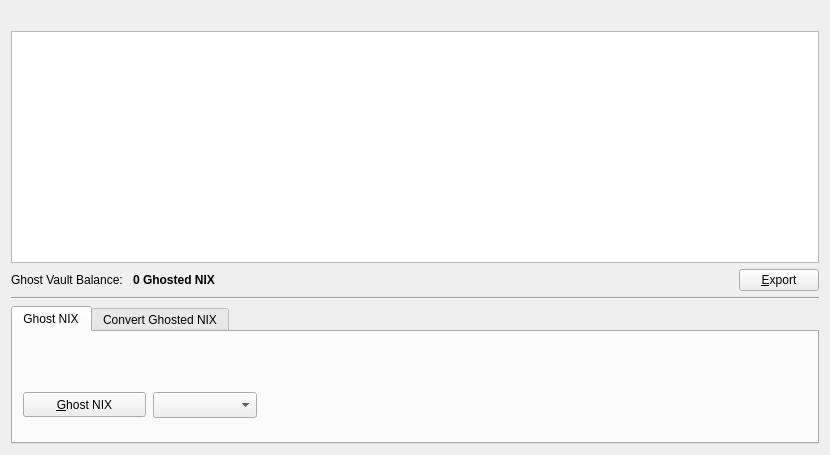
Above: src/qt/forms/ghostvault.ui from koifinance/NixCore before the change. Below: the same form after it.
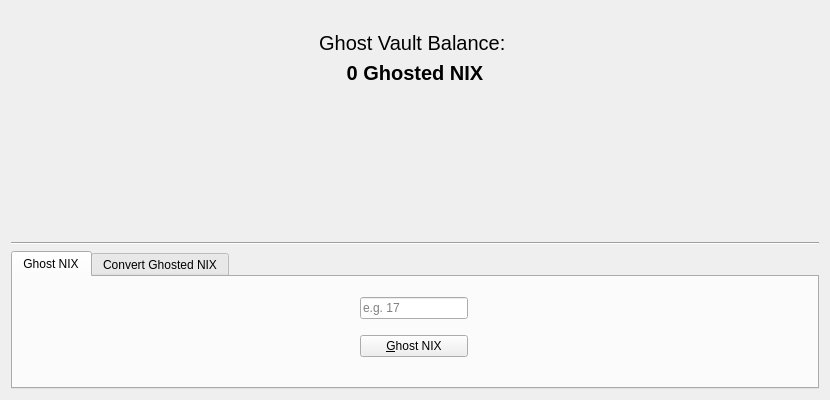
That is the form after the change. The open tabs and pages were chosen to show the change. Icons and pictures are not drawn.

What changed in the file:
```diff
--- a/src/qt/forms/ghostvault.ui
+++ b/src/qt/forms/ghostvault.ui
@@ -7,7 +7,7 @@
     <x>0</x>
     <y>0</y>
     <width>830</width>
-    <height>455</height>
+    <height>400</height>
    </rect>
   </property>
   <layout class="QVBoxLayout" name="verticalLayout">
@@ -21,50 +21,43 @@
      </property>
     </widget>
    </item>
-   <item>
-    <widget class="QTableView" name="tableView">
-     <property name="enabled">
-      <bool>true</bool>
-     </property>
-     <property name="contextMenuPolicy">
-      <enum>Qt::CustomContextMenu</enum>
-     </property>
-     <property name="toolTip">
-      <string>Right-click to edit address or label</string>
-     </property>
-     <property name="tabKeyNavigation">
-      <bool>false</bool>
-     </property>
-     <property name="alternatingRowColors">
-      <bool>true</bool>
-     </property>
-     <property name="selectionMode">
-      <enum>QAbstractItemView::SingleSelection</enum>
-     </property>
-     <property name="selectionBehavior">
-      <enum>QAbstractItemView::SelectRows</enum>
-     </property>
-     <property name="sortingEnabled">
-      <bool>true</bool>
-     </property>
-     <attribute name="verticalHeaderVisible">
-      <bool>false</bool>
-     </attribute>
-    </widget>
-   </item>
    <item>
     <layout class="QHBoxLayout" name="horizontalLayout_3">
      <item>
+      <spacer name="horizontalSpacer_3">
+       <property name="orientation">
+        <enum>Qt::Horizontal</enum>
+       </property>
+       <property name="sizeHint" stdset="0">
+        <size>
+         <width>40</width>
+         <height>20</height>
+        </size>
+       </property>
+      </spacer>
+     </item>
+     <item>
+      <layout class="QVBoxLayout" name="verticalLayout_2">
+       <item>
       <widget class="QLabel" name="label_2">
+         <property name="font">
+          <font>
+           <pointsize>15</pointsize>
+          </font>
+         </property>
        <property name="text">
         <string>Ghost Vault Balance: </string>
        </property>
+         <property name="alignment">
+          <set>Qt::AlignCenter</set>
+         </property>
       </widget>
      </item>
      <item>
       <widget class="QLabel" name="total">
        <property name="font">
         <font>
+           <pointsize>15</pointsize>
          <weight>75</weight>
          <bold>true</bold>
         </font>
@@ -72,10 +65,15 @@
        <property name="text">
         <string>0 Ghosted NIX</string>
        </property>
-      </widget>
-     </item>
+         <property name="alignment">
+          <set>Qt::AlignCenter</set>
+         </property>
+        </widget>
+       </item>
+      </layout>
+     </item>
      <item>
-      <spacer name="horizontalSpacer_3">
+      <spacer name="horizontalSpacer">
        <property name="orientation">
         <enum>Qt::Horizontal</enum>
        </property>
@@ -87,25 +85,21 @@
        </property>
       </spacer>
      </item>
-     <item>
-      <widget class="QPushButton" name="exportButton">
-       <property name="toolTip">
-        <string>Export the data in the current tab to a file</string>
-       </property>
-       <property name="text">
-        <string>&amp;Export</string>
-       </property>
-       <property name="icon">
-        <iconset>
-         <normaloff>../res/icons/export.png</normaloff>../res/icons/export.png</iconset>
-       </property>
-       <property name="autoDefault">
-        <bool>false</bool>
-       </property>
-      </widget>
-     </item>
     </layout>
    </item>
+   <item>
+    <spacer name="verticalSpacer">
+     <property name="orientation">
+      <enum>Qt::Vertical</enum>
+     </property>
+     <property name="sizeHint" stdset="0">
+      <size>
+       <width>20</width>
+       <height>40</height>
+      </size>
+     </property>
+    </spacer>
+   </item>
    <item>
     <widget class="Line" name="line_2">
      <property name="orientation">
@@ -142,15 +136,49 @@
         <attribute name="title">
          <string>Ghost NIX</string>
         </attribute>
+        <widget class="QWidget" name="horizontalLayoutWidget">
+         <property name="geometry">
+          <rect>
+           <x>0</x>
+           <y>10</y>
+           <width>801</width>
+           <height>80</height>
+          </rect>
+         </property>
+         <layout class="QHBoxLayout" name="horizontalLayout_2">
+          <item>
+           <spacer name="horizontalSpacer_4">
+            <property name="orientation">
+             <enum>Qt::Horizontal</enum>
+            </property>
+            <property name="sizeHint" stdset="0">
+             <size>
+              <width>40</width>
+              <height>20</height>
+             </size>
+            </property>
+           </spacer>
+          </item>
+          <item>
+           <layout class="QVBoxLayout" name="verticalLayout_3">
+            <property name="leftMargin">
+             <number>0</number>
+            </property>
+            <item>
+             <widget class="QLineEdit" name="ghostAmount">
+              <property name="sizePolicy">
+               <sizepolicy hsizetype="Fixed" vsizetype="Fixed">
+                <horstretch>0</horstretch>
+                <verstretch>0</verstretch>
+               </sizepolicy>
+              </property>
+              <property name="placeholderText">
+               <string>e.g. 17</string>
+              </property>
+             </widget>
+            </item>
+            <item>
         <widget class="QPushButton" name="ghostNIXButton">
-         <property name="geometry">
-          <rect>
-           <x>10</x>
-           <y>60</y>
-           <width>123</width>
-           <height>25</height>
-          </rect>
-         </property>
          <property name="toolTip">
           <string>Ghost NIX</string>
          </property>
@@ -165,15 +193,23 @@
           <bool>false</bool>
          </property>
         </widget>
-        <widget class="QComboBox" name="ghostAmount">
-         <property name="geometry">
-          <rect>
-           <x>140</x>
-           <y>60</y>
-           <width>104</width>
-           <height>26</height>
-          </rect>
-         </property>
+            </item>
+           </layout>
+          </item>
+          <item>
+           <spacer name="horizontalSpacer_2">
+            <property name="orientation">
+             <enum>Qt::Horizontal</enum>
+            </property>
+            <property name="sizeHint" stdset="0">
+             <size>
+              <width>40</width>
+              <height>20</height>
+             </size>
+            </property>
+           </spacer>
+          </item>
+         </layout>
         </widget>
        </widget>
        <widget class="QWidget" name="tab_2">
```
Left out of the diff: 17 changed lines with no effect on the pictures. Lines whose indentation alone changed are shown as unchanged.
